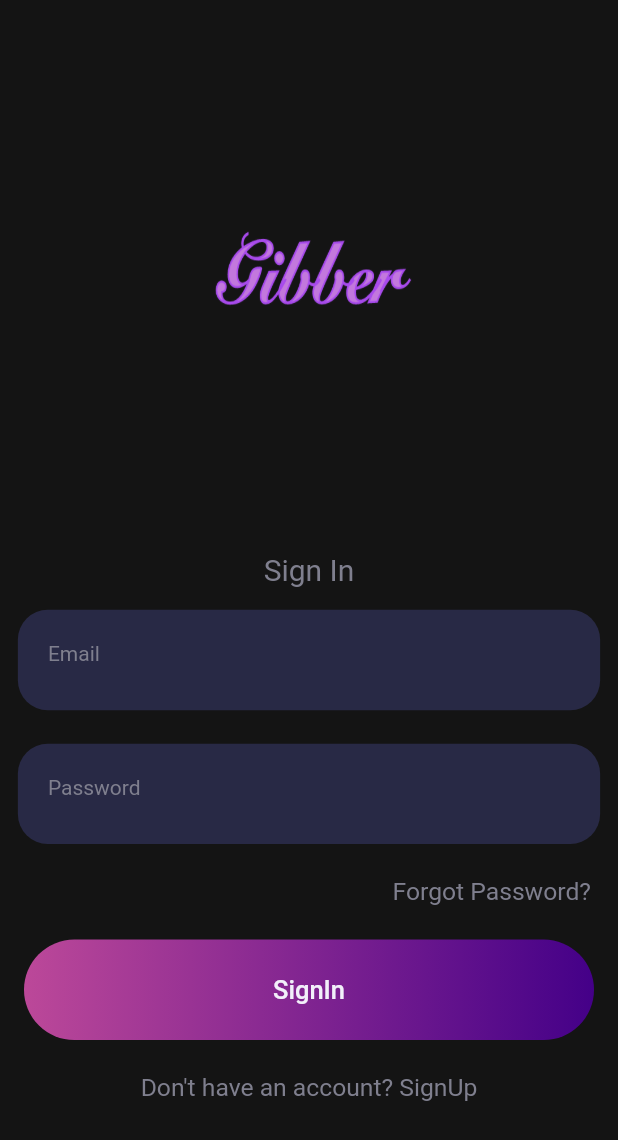
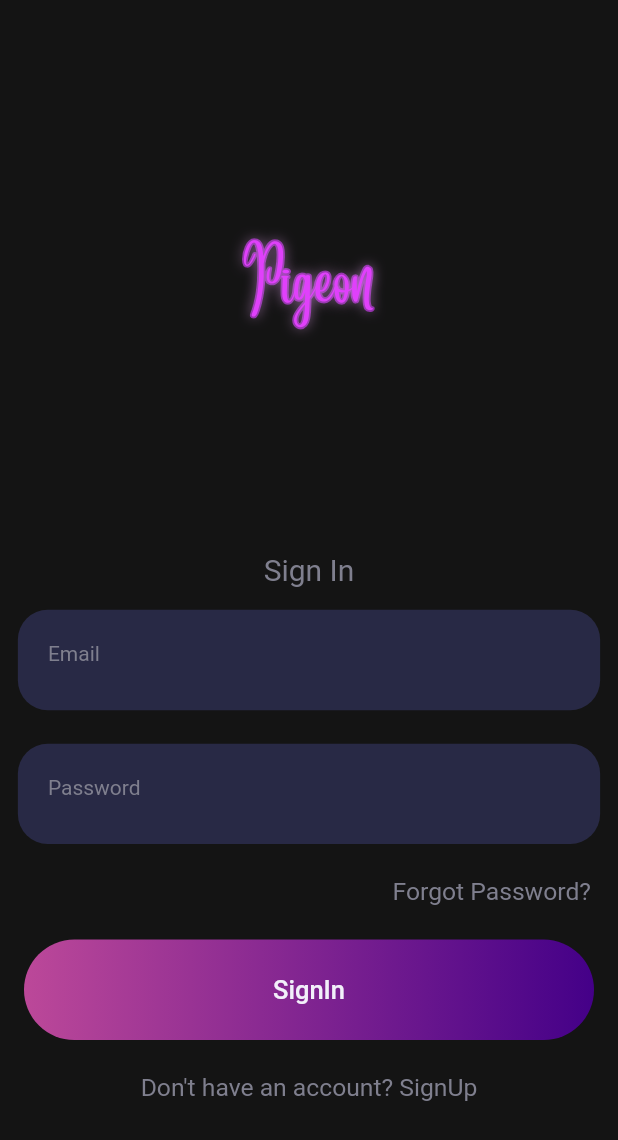
Before and after one commit to nexus-hash/Chat-App, a Flutter app: the screen it shows after launch, on a phone screen of 412 x 824 dp. Shown: the top 1140 px of the screen. Run offline on Flutter 3.47's test engine with Material 2 defaults, Android fonts, the phone set to English and light mode, and no system bars; our stand-ins replace cloud_firestore, firebase_auth, firebase_storage, flutter_screenutil, fluttertoast, image_picker and 1 more; accounts and stored records are empty.

```diff
--- /dev/null
+++ b/lib/helper/Logo.dart
@@ -0,0 +1,45 @@
+import 'package:flutter/material.dart';
+import 'package:flutter_screenutil/flutter_screenutil.dart';
+import 'package:messaging/colors/color.dart';
+import 'package:messaging/helper/constants.dart';
+
+class AppLogo extends StatelessWidget {
+  final AppColors color = new AppColors();
+
+  @override
+  Widget build(BuildContext context) {
+    return Center(
+      child: Container(
+        child: Stack(
+  children: <Widget>[
+    // Stroked text as border.
+    Text(
+        Constants.appName,
+        style: TextStyle(
+          fontSize: ScreenUtil().setSp(32,allowFontScalingSelf: true),
+          foreground: Paint()
+            ..style = PaintingStyle.stroke
+            ..strokeWidth = 2.5
+            ..color = Colors.purple[600],
+            fontFamily: "Angelina"
+        ),
+    ),
+    // Solid text as fill.
+    Text(
+        Constants.appName,
+        style: TextStyle(
+          fontSize: ScreenUtil().setSp(32,allowFontScalingSelf: true),
+          color: Colors.purpleAccent,
+          fontFamily: "Angelina",
+          shadows: [Shadow(
+            color: Colors.purple[200],
+            blurRadius: 10.0
+          )]
+        ),
+    ),
+  ],
+),
+      )
+    );
+  }
+}
--- a/lib/helper/constants.dart
+++ b/lib/helper/constants.dart
@@ -1,3 +1,4 @@
 class Constants {
   static String myName = "";
+  static String appName = "Pigeon";
 }
--- a/lib/main.dart
+++ b/lib/main.dart
@@ -1,5 +1,6 @@
 import 'package:firebase_auth/firebase_auth.dart';
 import 'package:flutter/material.dart';
+import 'package:flutter/services.dart';
 import 'package:messaging/colors/color.dart';
 import 'package:messaging/helper/authenticate.dart';
 import 'package:flutter_screenutil/flutter_screenutil.dart';
@@ -37,6 +38,8 @@ class _MyAppState extends State<MyApp> {
 
   @override
   Widget build(BuildContext context) {
+    SystemChrome.setPreferredOrientations(
+        [DeviceOrientation.portraitUp, DeviceOrientation.portraitDown]);
     return ScreenUtilInit(
       designSize: Size(392.72, 738.18),
       allowFontScaling: false,
--- a/lib/views/signin.dart
+++ b/lib/views/signin.dart
@@ -5,6 +5,7 @@ import 'package:flutter/services.dart';
 import 'package:flutter_screenutil/flutter_screenutil.dart';
 import 'package:fluttertoast/fluttertoast.dart';
 import 'package:messaging/colors/color.dart';
+import 'package:messaging/helper/Logo.dart';
 import 'package:messaging/helper/helperFunctions.dart';
 import 'package:messaging/services/auth.dart';
 import 'package:messaging/services/database.dart';
@@ -89,6 +90,7 @@ class _SignInState extends State<SignIn> {
               ),
             )
           : Scaffold(
+            resizeToAvoidBottomInset: false,
               backgroundColor: color.background,
               body: Column(
                 mainAxisAlignment: MainAxisAlignment.end,
@@ -96,10 +98,10 @@ class _SignInState extends State<SignIn> {
                 children: <Widget>[
                   Spacer(),
                   Container(
-                    height: 0.09.sh,
-                    width: 0.5.sw,
 
-                  child: Image.asset("assets/images/Gibber.png",fit: BoxFit.fill,)),
+
+                  child: AppLogo()
+                  ),
                   Spacer(),
                   Text("Sign In",style: TextStyle(color: Color(0xff7f7f8e),fontSize: 20),),
                   SizedBox(height: 15.0,),
--- a/lib/views/signup.dart
+++ b/lib/views/signup.dart
@@ -3,6 +3,7 @@ import 'dart:ui';
 import 'package:flutter/material.dart';
 import 'package:flutter_screenutil/flutter_screenutil.dart';
 import 'package:messaging/colors/color.dart';
+import 'package:messaging/helper/Logo.dart';
 import 'package:messaging/helper/helperFunctions.dart';
 import 'package:messaging/services/auth.dart';
 import 'package:messaging/views/homepage.dart';
@@ -108,6 +109,7 @@ class _SignUpState extends State<SignUp> with TickerProviderStateMixin {
   Widget build(BuildContext context) {
     return SafeArea(
       child: Scaffold(
+        resizeToAvoidBottomInset: false,
         backgroundColor: color.background,
         body: isLoading
             ? Container(
@@ -122,10 +124,8 @@ class _SignUpState extends State<SignUp> with TickerProviderStateMixin {
                 children: <Widget>[
                   Spacer(),
                   Container(
-                    height: 0.09.sh,
-                    width: 0.5.sw,
 
-                  child: Image.asset("assets/images/Gibber.png",fit: BoxFit.fill,)),
+                  child: AppLogo()),
                   Spacer(),
                   Text("Sign Up",style: TextStyle(color: Color(0xff7f7f8e),fontSize: 20),),
                   SizedBox(height: 15.0,),
--- a/pubspec.yaml
+++ b/pubspec.yaml
@@ -42,6 +42,7 @@ dependencies:
   firebase_storage: ^3.1.1
   image: ^2.1.19
   fluttertoast: ^7.1.8
+  bubble: ^1.1.9+1
 
 
   # The following adds the Cupertino Icons font to your application.
```
Also changed, not shown: lib/model/messageMap.dart (added, +20 -0 lines), lib/services/auth.dart (+3 -22 lines), lib/services/database.dart (+13 -1 lines), lib/services/methods.dart (added, +47 -0 lines), lib/views/ChatScreen.dart (+103 -21 lines), lib/views/ImageView.dart (added, +78 -0 lines), lib/views/forgotpassword.dart (+4 -3 lines), lib/views/homepage.dart (+34 -8 lines), pubspec.lock.
